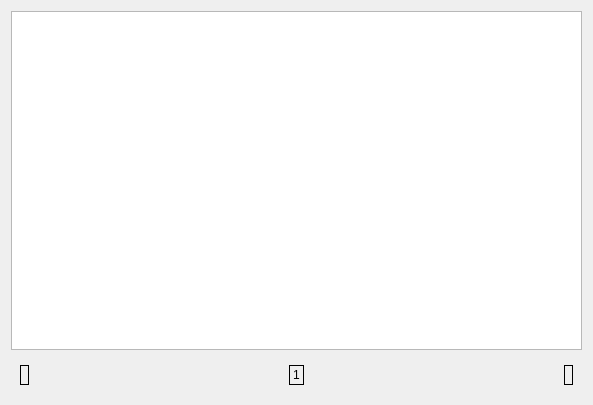
This is Human-Interaction/Music_Play/displayresult.ui in 100yang/Study as Qt 5 draws it before an edit. The edited form follows.
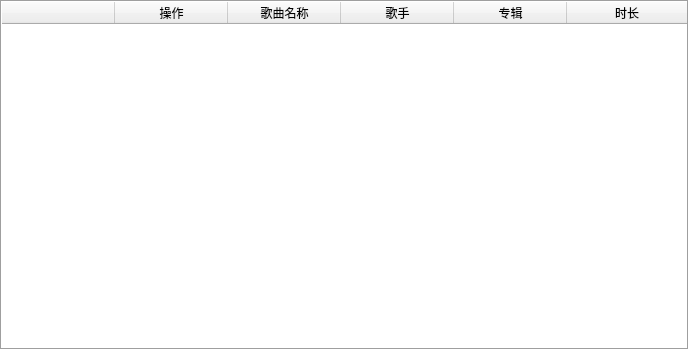
This is the edited form. Icons and pictures are not drawn.

Patch:
```diff
--- a/Human-Interaction/Music_Play/displayresult.ui
+++ b/Human-Interaction/Music_Play/displayresult.ui
@@ -6,101 +6,89 @@
    <rect>
     <x>0</x>
     <y>0</y>
-    <width>593</width>
-    <height>405</height>
+    <width>689</width>
+    <height>350</height>
    </rect>
   </property>
   <property name="windowTitle">
    <string>Form</string>
   </property>
   <layout class="QVBoxLayout" name="verticalLayout">
-   <item>
-    <widget class="QTableWidget" name="tableWidget"/>
-   </item>
-   <item>
-    <widget class="QWidget" name="widget" native="true">
-     <layout class="QHBoxLayout" name="horizontalLayout">
-      <item>
-       <widget class="QLabel" name="prelabel">
-        <property name="frameShape">
-         <enum>QFrame::Panel</enum>
-        </property>
-        <property name="text">
-         <string/>
-        </property>
-        <property name="pixmap">
-         <pixmap resource="res.qrc">:/Images/prepage.png</pixmap>
-        </property>
-        <property name="scaledContents">
-         <bool>true</bool>
-        </property>
-       </widget>
-      </item>
-      <item>
-       <spacer name="horizontalSpacer">
-        <property name="orientation">
-         <enum>Qt::Horizontal</enum>
-        </property>
-        <property name="sizeHint" stdset="0">
-         <size>
-          <width>219</width>
-          <height>20</height>
-         </size>
-        </property>
-       </spacer>
-      </item>
+   <property name="spacing">
+    <number>0</number>
+   </property>
+   <property name="leftMargin">
+    <number>0</number>
+   </property>
+   <property name="topMargin">
+    <number>0</number>
+   </property>
+   <property name="rightMargin">
+    <number>0</number>
+   </property>
+   <property name="bottomMargin">
+    <number>0</number>
+   </property>
       <item>
-       <widget class="QLabel" name="pagelabel">
-        <property name="maximumSize">
-         <size>
-          <width>35</width>
-          <height>35</height>
-         </size>
+    <widget class="QTableWidget" name="tableWidget">
+     <property name="autoFillBackground">
+      <bool>true</bool>
         </property>
         <property name="frameShape">
-         <enum>QFrame::Panel</enum>
-        </property>
+      <enum>QFrame::Box</enum>
+     </property>
+     <property name="showGrid">
+      <bool>false</bool>
+     </property>
+     <attribute name="horizontalHeaderDefaultSectionSize">
+      <number>113</number>
+     </attribute>
+     <attribute name="horizontalHeaderShowSortIndicator" stdset="0">
+      <bool>true</bool>
+     </attribute>
+     <attribute name="horizontalHeaderStretchLastSection">
+      <bool>true</bool>
+     </attribute>
+     <attribute name="verticalHeaderVisible">
+      <bool>false</bool>
+     </attribute>
+     <column>
         <property name="text">
-         <string>1</string>
-        </property>
-       </widget>
-      </item>
-      <item>
-       <spacer name="horizontalSpacer_2">
-        <property name="orientation">
-         <enum>Qt::Horizontal</enum>
-        </property>
-        <property name="sizeHint" stdset="0">
-         <size>
-          <width>219</width>
-          <height>20</height>
-         </size>
-        </property>
-       </spacer>
-      </item>
-      <item>
-       <widget class="QLabel" name="nextlabel">
-        <property name="frameShape">
-         <enum>QFrame::Panel</enum>
-        </property>
+       <string/>
+      </property>
+      <property name="textAlignment">
+       <set>AlignJustify|AlignVCenter</set>
+      </property>
+     </column>
+     <column>
+      <property name="text">
+       <string>操作</string>
+      </property>
+     </column>
+     <column>
+      <property name="text">
+       <string>歌曲名称</string>
+      </property>
+     </column>
+     <column>
         <property name="text">
-         <string/>
-        </property>
-        <property name="pixmap">
-         <pixmap resource="res.qrc">:/Images/nextpage.png</pixmap>
-        </property>
-        <property name="scaledContents">
-         <bool>true</bool>
-        </property>
+       <string>歌手</string>
+      </property>
+     </column>
+     <column>
+      <property name="text">
+       <string>专辑</string>
+      </property>
+     </column>
+     <column>
+      <property name="text">
+       <string>时长</string>
+      </property>
+     </column>
        </widget>
       </item>
      </layout>
     </widget>
-   </item>
-  </layout>
- </widget>
- <resources>
-  <include location="res.qrc"/>
- </resources>
+ <resources/>
  <connections/>
 </ui>
```
Lines whose indentation alone changed are shown as unchanged.
